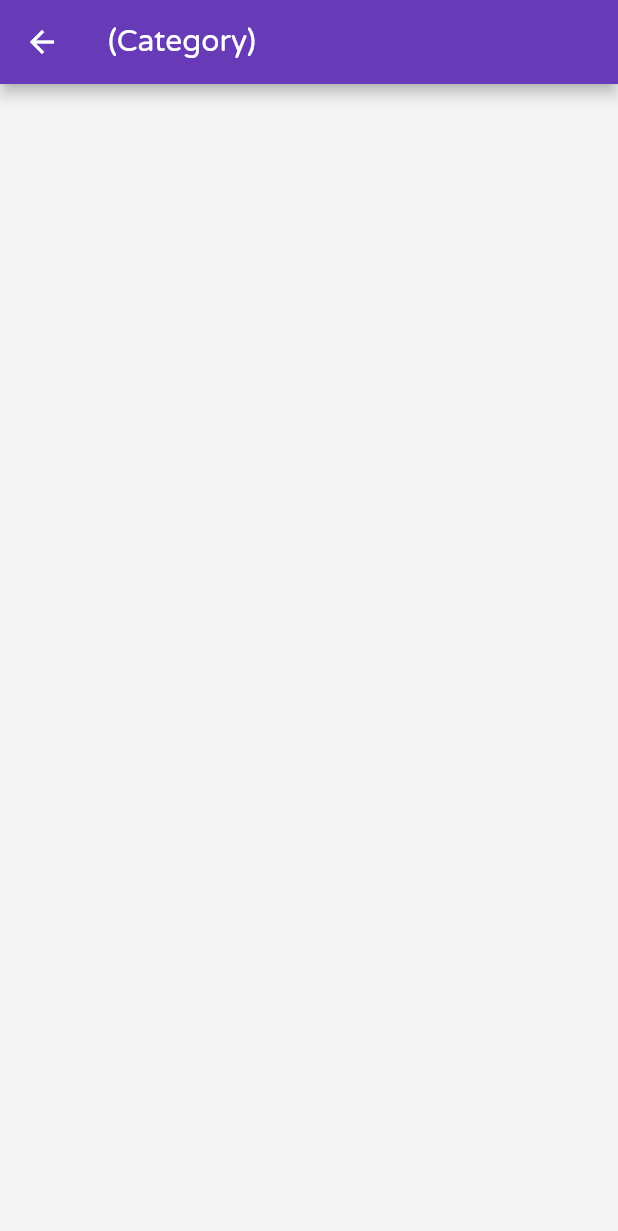
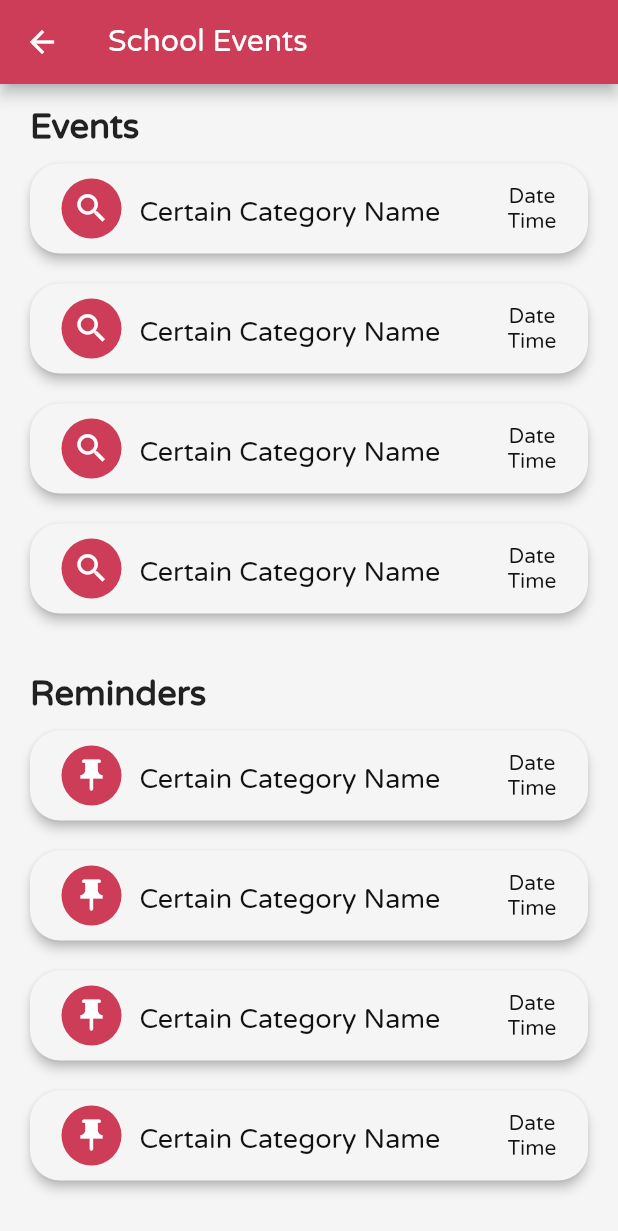
Before and after one commit to Peyton232/tartan_hacks, a Flutter app: the CategoryTemplatePage screen opened directly, on a phone screen of 412 x 824 dp. Shown: the top 1231 px of the screen. Run offline on Flutter 3.47's test engine with Material 2 defaults, Android fonts, the phone set to English and light mode, and no system bars; our stand-ins replace datetime_picker_formfield, firebase_database, simple_animations, stacked, supercharged, table_calendar; missing offline and left inert: particles_flutter, pedantic, smart_select; accounts and stored records are empty.

Commit message:
Created category templates

```diff
--- a/lib/CustomWidgets/Categories/CategoriesContainer.dart
+++ b/lib/CustomWidgets/Categories/CategoriesContainer.dart
@@ -75,7 +75,8 @@ class _CategoriesContainerState extends State<CategoriesContainer> {
                           context,
                           MaterialPageRoute(
                             builder: (context) => CategoryTemplatePage(
-                              categoryName: "(Category)",
+                              categoryName: "School Events",
+                              categoryColor: kRed,
                             ),
                           ),
                         );
@@ -96,7 +97,8 @@ class _CategoriesContainerState extends State<CategoriesContainer> {
                           context,
                           MaterialPageRoute(
                             builder: (context) => CategoryTemplatePage(
-                              categoryName: "(Category)",
+                              categoryName: "School",
+                              categoryColor: kGreen,
                             ),
                           ),
                         );
@@ -117,7 +119,8 @@ class _CategoriesContainerState extends State<CategoriesContainer> {
                           context,
                           MaterialPageRoute(
                             builder: (context) => CategoryTemplatePage(
-                              categoryName: "(Category)",
+                              categoryName: "Chores",
+                              categoryColor: kBlue,
                             ),
                           ),
                         );
@@ -138,7 +141,8 @@ class _CategoriesContainerState extends State<CategoriesContainer> {
                           context,
                           MaterialPageRoute(
                             builder: (context) => CategoryTemplatePage(
-                              categoryName: "(Category)",
+                              categoryName: "Work",
+                              categoryColor: kYellow,
                             ),
                           ),
                         );
--- a/lib/CustomWidgets/Categories/CategoryCard.dart
+++ b/lib/CustomWidgets/Categories/CategoryCard.dart
@@ -32,7 +32,6 @@ class _CategoryCardState extends State<CategoryCard> {
         ),
       ),
       onPressed: () {
-        print("Category button pressed");
         widget.buttonPressed();
       },
       child: Container(
--- a/lib/CustomWidgets/Categories/CategoryTemplatePage.dart
+++ b/lib/CustomWidgets/Categories/CategoryTemplatePage.dart
@@ -1,11 +1,14 @@
 import 'package:flutter/material.dart';
 import 'package:tartan_hacks/Data/constants.dart';
+import 'package:tartan_hacks/CustomWidgets/Events/EventCard.dart';
 
 class CategoryTemplatePage extends StatefulWidget {
   final String categoryName;
+  final Color categoryColor;
 
   CategoryTemplatePage({
     @required this.categoryName,
+    @required this.categoryColor,
   });
 
   @override
@@ -16,8 +19,119 @@ class _CategoryTemplatePageState extends State<CategoryTemplatePage> {
   @override
   Widget build(BuildContext context) {
     return Scaffold(
+      backgroundColor: kOffWhite,
       appBar: AppBar(
         title: Text(widget.categoryName),
+        backgroundColor: widget.categoryColor,
+      ),
+      body: Padding(
+        padding: EdgeInsets.symmetric(vertical: 15.0, horizontal: 20.0),
+        child: SingleChildScrollView(
+          child: Column(
+            crossAxisAlignment: CrossAxisAlignment.stretch,
+            children: <Widget>[
+              Text(
+                "Events",
+                style: kHeaderTextStyle,
+              ),
+              Padding(
+                padding: EdgeInsets.symmetric(vertical: 10.0),
+                child: EventCard(
+                  eventName: "Certain Category Name",
+                  eventNotes: "Continue UI",
+                  eventDate: "Date",
+                  eventTime: "Time",
+                  categoryIcon: Icons.search,
+                  categoryColor: widget.categoryColor,
+                ),
+              ),
+              Padding(
+                padding: EdgeInsets.symmetric(vertical: 10.0),
+                child: EventCard(
+                  eventName: "Certain Category Name",
+                  eventNotes: "Continue UI",
+                  eventDate: "Date",
+                  eventTime: "Time",
+                  categoryIcon: Icons.search,
+                  categoryColor: widget.categoryColor,
+                ),
+              ),
+              Padding(
+                padding: EdgeInsets.symmetric(vertical: 10.0),
+                child: EventCard(
+                  eventName: "Certain Category Name",
+                  eventNotes: "Continue UI",
+                  eventDate: "Date",
+                  eventTime: "Time",
+                  categoryIcon: Icons.search,
+                  categoryColor: widget.categoryColor,
+                ),
+              ),
+              Padding(
+                padding: EdgeInsets.symmetric(vertical: 10.0),
+                child: EventCard(
+                  eventName: "Certain Category Name",
+                  eventNotes: "Continue UI",
+                  eventDate: "Date",
+                  eventTime: "Time",
+                  categoryIcon: Icons.search,
+                  categoryColor: widget.categoryColor,
+                ),
+              ),
+              SizedBox(
+                height: 30.0,
+              ),
+              Text(
+                "Reminders",
+                style: kHeaderTextStyle,
+              ),
+              Padding(
+                padding: EdgeInsets.symmetric(vertical: 10.0),
+                child: EventCard(
+                  eventName: "Certain Category Name",
+                  eventNotes: "Continue UI",
+                  eventDate: "Date",
+                  eventTime: "Time",
+                  categoryIcon: Icons.push_pin,
+                  categoryColor: widget.categoryColor,
+                ),
+              ),
+              Padding(
+                padding: EdgeInsets.symmetric(vertical: 10.0),
+                child: EventCard(
+                  eventName: "Certain Category Name",
+                  eventNotes: "Continue UI",
+                  eventDate: "Date",
+                  eventTime: "Time",
+                  categoryIcon: Icons.push_pin,
+                  categoryColor: widget.categoryColor,
+                ),
+              ),
+              Padding(
+                padding: EdgeInsets.symmetric(vertical: 10.0),
+                child: EventCard(
+                  eventName: "Certain Category Name",
+                  eventNotes: "Continue UI",
+                  eventDate: "Date",
+                  eventTime: "Time",
+                  categoryIcon: Icons.push_pin,
+                  categoryColor: widget.categoryColor,
+                ),
+              ),
+              Padding(
+                padding: EdgeInsets.symmetric(vertical: 10.0),
+                child: EventCard(
+                  eventName: "Certain Category Name",
+                  eventNotes: "Continue UI",
+                  eventDate: "Date",
+                  eventTime: "Time",
+                  categoryIcon: Icons.push_pin,
+                  categoryColor: widget.categoryColor,
+                ),
+              ),
+            ],
+          ),
+        ),
       ),
     );
   }
```
